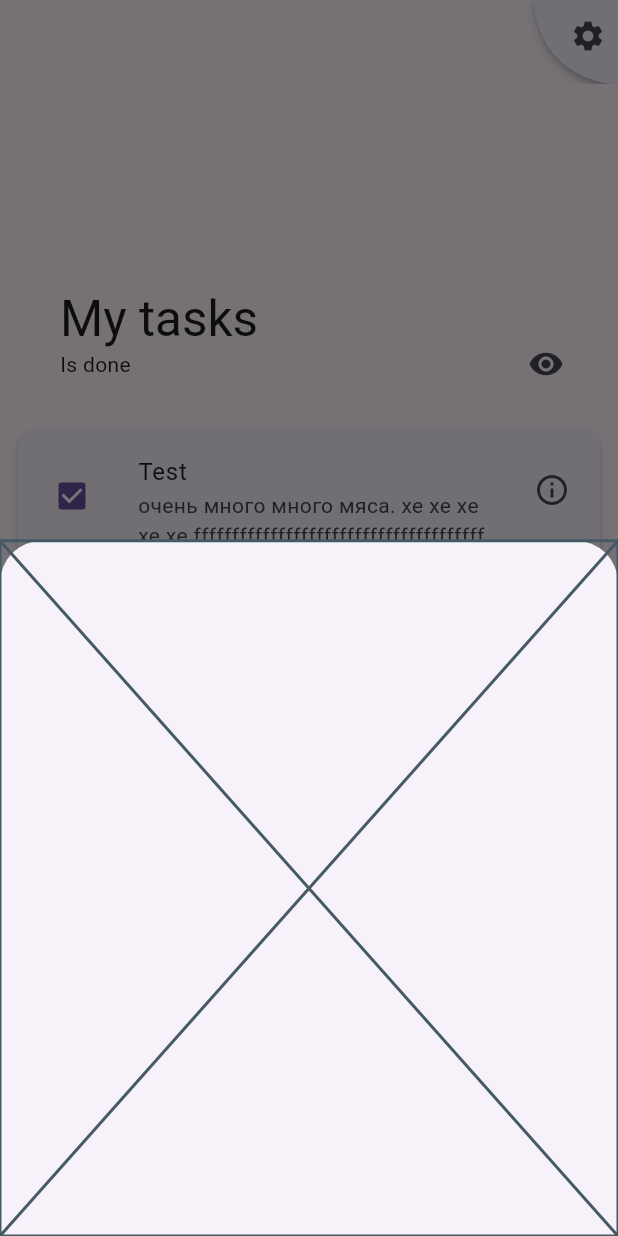
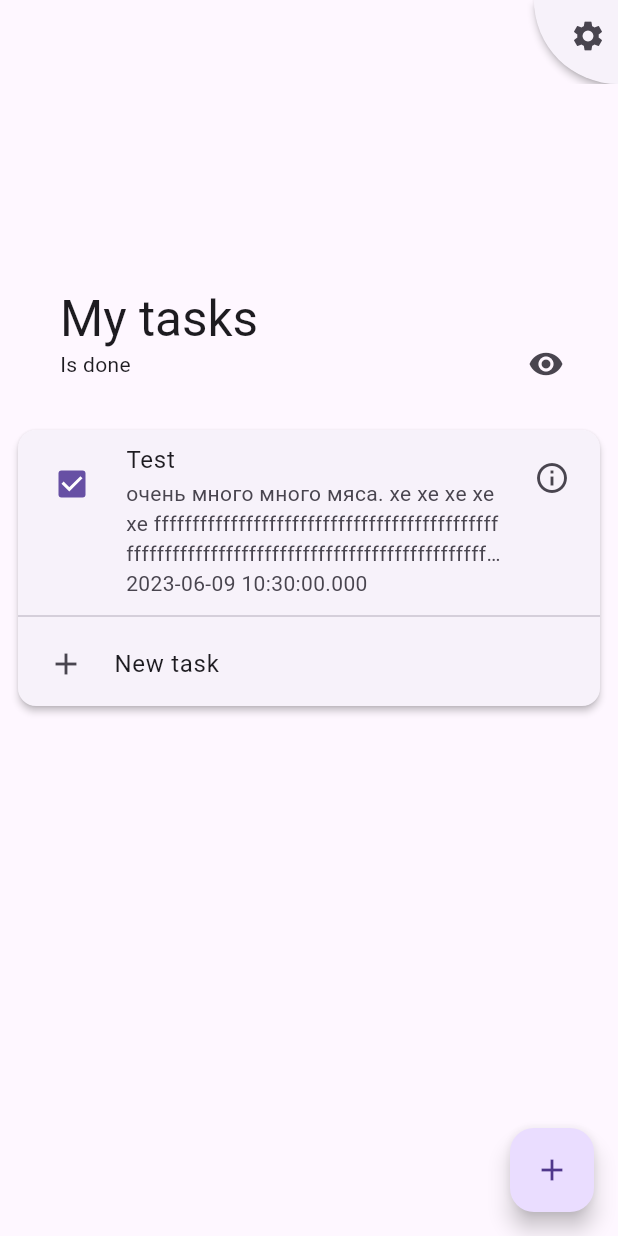
Before and after one commit to TheLastFlame/yss_todo, a Flutter app: the screen it shows after launch, after a tap on the "add" icon, on a phone screen of 412 x 824 dp. Run offline on Flutter 3.47's test engine with Material 2 defaults, Android fonts, the phone set to English and light mode, and no system bars; our stand-ins replace flutter_mobx, mobx; generated files the repository leaves out were written again.

Commit message:
tasks work

```diff
--- /dev/null
+++ b/lib/controllers/home.dart
@@ -0,0 +1,9 @@
+
+
+import 'package:mobx/mobx.dart';
+import 'package:yss_todo/models/task.dart';
+
+class HomeController {
+  var taskList = <TaskModel>[].asObservable();
+  var isComplitedVisible = false.obs();
+}
--- a/lib/models/task.dart
+++ b/lib/models/task.dart
@@ -4,8 +4,15 @@ class TaskModel {
   String? description;
   DateTime? until;
   Priority priority;
+  bool isCompleted;
 
-  TaskModel({required this.id, required this.name, this.description, this.until, required this.priority});
+  TaskModel(
+      {required this.id,
+      required this.name,
+      this.description,
+      this.until,
+      this.priority = Priority.regular,
+      this.isCompleted = false});
 }
 
-enum Priority {low, regular, high, critical}
+enum Priority { low, regular, high, critical }
--- a/lib/pages/home/home.dart
+++ b/lib/pages/home/home.dart
@@ -1,8 +1,12 @@
+import 'dart:async';
+
 import 'package:flutter/material.dart';
+import 'package:mobx/mobx.dart';
+import 'package:yss_todo/constants.dart';
+import 'package:yss_todo/controllers/home.dart';
 import 'package:yss_todo/models/task.dart';
 import 'package:yss_todo/pages/home/widgets/appbar.dart';
-import 'package:yss_todo/pages/home/widgets/task.dart';
-import '../../constants.dart';
+import 'package:yss_todo/pages/home/widgets/tasklist.dart';
 
 class Homepage extends StatelessWidget {
   const Homepage({super.key});
@@ -10,43 +14,43 @@ class Homepage extends StatelessWidget {
   @override
   Widget build(BuildContext context) {
     var scrollControl = ScrollController();
+    var controller = HomeController();
     return Scaffold(
       body: CustomScrollView(
         controller: scrollControl,
         slivers: [
           HomeAppBar(scrollControl: scrollControl),
-          SliverToBoxAdapter(
-            child: Padding(
-              padding: const EdgeInsets.all(appPadding),
-              child: Card(
-                elevation: 2,
-                child: Padding(
-                  padding: const EdgeInsets.symmetric(vertical: appPadding),
-                  child: Column(
-                    children: List.generate(
-                      10,
-                      (index) => Task(
-                        TaskModel(
-                            id: 1, name: 'Test', description: 'очень много много мяса. хе хе хе хе хе fffffffffffffffffffffffffffffffffffffffffffffffffffffffffffffffffffffffffffffffffffffffffffffffffffffffffddddddddddddddddddddddddddddddddddddddddddddddddddddddddddddddddd', until: DateTime.now(), priority: Priority.regular),
-                      ),
-                    ),
-                  ),
-                ),
-              ),
-            ),
-          ),
+          TaskList(controller: controller),
           //Свободное место под размер FAB, чтобы он не перекрывал нижние элементы
-          const SliverToBoxAdapter(child: SizedBox(height: 80),)
+          const SliverToBoxAdapter(
+            child: SizedBox(height: 102),
+          )
         ],
       ),
       floatingActionButton: FloatingActionButton(
-        onPressed: () {
-          showModalBottomSheet(
-            context: context,
-            builder: (context) {
-              return const Placeholder();
-            },
-          );
+        onPressed: () async {
+          // showModalBottomSheet(
+          //   context: context,
+          //   builder: (context) {
+          //     return const Placeholder();
+          //   },
+          // );
+
+          runInAction(() => controller.taskList.add(
+                TaskModel(
+                    id: 1,
+                    name: 'Test',
+                    description:
+                        'очень много много мяса. хе хе хе хе хе fffffffffffffffffffffffffffffffffffffffffffffffffffffffffffffffffffffffffffffffffffffffffffffffffffffffffddddddddddddddddddddddddddddddddddddddddddddddddddddddddddddddddd',
+                    until: DateTime.now(),
+                    priority: Priority.regular),
+              ));
+          Timer(const Duration(milliseconds: 250), () {
+            scrollControl.animateTo(
+                scrollControl.position.maxScrollExtent,
+                curve: Curves.bounceIn,
+                duration: animationsDuration);
+          });
         },
         child: const Icon(Icons.add),
       ),
--- a/lib/pages/home/widgets/appbar.dart
+++ b/lib/pages/home/widgets/appbar.dart
@@ -20,8 +20,10 @@ class HomeAppBar extends StatelessWidget {
 
     scrollControl.addListener(
       () => runInAction(() => appBarExpandProcent.value =
-          scrollControl.offset > screenThird - 56 ? 100 : scrollControl.offset / (screenThird - 56) * 100),
-          //144 это expandedHeight - 56 (высота свёрнутого аппбара)
+          scrollControl.offset > screenThird - 56
+              ? 100
+              : scrollControl.offset / (screenThird - 56) * 100),
+      //144 это expandedHeight - 56 (высота свёрнутого аппбара)
     );
 
     return Observer(builder: (_) {
@@ -38,11 +40,10 @@ class HomeAppBar extends StatelessWidget {
             bottom:
                 lerp(appPadding * 5, appPadding * 2, appBarExpandProcent.value),
           ),
-          title: Container(
-              color: appBarExpandProcent.value == 100
-                  ? Colors.transparent
-                  : Theme.of(context).colorScheme.background,
-              child: Text(t.homepage.mytasks)),
+          title: Text(
+            t.homepage.mytasks,
+            style: Theme.of(context).textTheme.titleLarge,
+          ),
           collapseMode: CollapseMode.pin,
           background: Align(
             alignment: Alignment.bottomCenter,
@@ -55,7 +56,11 @@ class HomeAppBar extends StatelessWidget {
               child: Row(
                 mainAxisAlignment: MainAxisAlignment.spaceBetween,
                 children: [
-                  Text(t.homepage.done),
+                  AnimatedOpacity(
+                    opacity: lerp(1, 0, appBarExpandProcent.value),
+                    duration: animationsDuration,
+                    child: Text(t.homepage.done),
+                  ),
                   Row(
                     children: [
                       isDoneVisibilitySwitcher(),
--- a/lib/pages/home/widgets/task.dart
+++ b/lib/pages/home/widgets/task.dart
@@ -4,6 +4,7 @@ import 'package:flutter/material.dart';
 import 'package:flutter_mobx/flutter_mobx.dart';
 import 'package:mobx/mobx.dart';
 import 'package:yss_todo/constants.dart';
+import 'package:yss_todo/controllers/home.dart';
 import 'package:yss_todo/helpers.dart';
 import 'package:yss_todo/models/task.dart';
 
@@ -36,7 +37,6 @@ class Task extends StatelessWidget {
           );
         },
         key: ValueKey<int>(task.id),
-        onDismissed: (DismissDirection direction) {},
         dismissThresholds: const {
           DismissDirection.endToStart: 0.3,
           DismissDirection.startToEnd: 0.3
@@ -45,7 +45,13 @@ class Task extends StatelessWidget {
           // return direction != DismissDirection.startToEnd;
           return false;
         },
+        onDismissed: (DismissDirection direction) {
+          runInAction(() => HomeController()
+              .taskList
+              .removeWhere((element) => element.id == task.id));
+        },
         child: ListTile(
+          visualDensity: const VisualDensity(horizontal: VisualDensity.minimumDensity),
           leading: Padding(
             padding: const EdgeInsets.all(appPadding / 2),
             child: Checkbox(
@@ -67,11 +73,8 @@ class Task extends StatelessWidget {
             crossAxisAlignment: CrossAxisAlignment.start,
             children: [
               if (task.description != null)
-                Text(
-                  task.description!,
-                  maxLines: 3,
-                  overflow: TextOverflow.ellipsis
-                ),
+                Text(task.description!,
+                    maxLines: 3, overflow: TextOverflow.ellipsis),
               if (task.until != null) Text(task.until.toString())
             ],
           ),
@@ -79,7 +82,6 @@ class Task extends StatelessWidget {
       ),
     );
   }
-
 }
 
 class DismisBackground extends StatelessWidget {
--- /dev/null
+++ b/lib/pages/home/widgets/tasklist.dart
@@ -0,0 +1,74 @@
+import 'package:flutter/material.dart';
+import 'package:flutter_mobx/flutter_mobx.dart';
+import 'package:yss_todo/pages/home/widgets/task.dart';
+
+import '../../../constants.dart';
+import '../../../controllers/home.dart';
+import '../../../i18n/strings.g.dart';
+
+class TaskList extends StatelessWidget {
+  const TaskList({
+    super.key,
+    required this.controller,
+  });
+
+  final HomeController controller;
+
+  @override
+  Widget build(BuildContext context) {
+    return SliverToBoxAdapter(
+      child: Padding(
+        padding: const EdgeInsets.all(appPadding),
+        child: Card(
+          elevation: 2,
+          child: Padding(
+            padding: controller.taskList.isNotEmpty
+                ? const EdgeInsets.symmetric(vertical: appPadding)
+                : EdgeInsets.zero,
+            child: Observer(builder: (_) {
+              return Column(
+                children: [
+                  AnimatedSize(
+                    alignment: Alignment.topCenter,
+                    duration: animationsDuration,
+                    child: ListView(
+                      padding: EdgeInsets.zero,
+                      shrinkWrap: true,
+                      physics: const NeverScrollableScrollPhysics(),
+                      children: controller.taskList
+                          .map(
+                            (element) => Task(element),
+                          )
+                          .toList(),
+                    ),
+                  ),
+                  if (controller.taskList.isNotEmpty)
+                    const Divider(
+                      height: appPadding,
+                    ),
+                  InkWell(
+                    borderRadius: BorderRadius.vertical(
+                        top: Radius.circular(
+                            controller.taskList.isEmpty ? 13 : 0),
+                        bottom: const Radius.circular(13)),
+                    onTap: () {},
+                    child: ListTile(
+                        visualDensity: const VisualDensity(
+                            horizontal: VisualDensity.minimumDensity),
+                        contentPadding:
+                            const EdgeInsets.symmetric(horizontal: appPadding),
+                        leading: const Padding(
+                          padding: EdgeInsets.all(appPadding*1.5),
+                          child: Icon(Icons.add),
+                        ),
+                        title: Text(t.homepage.newtask)),
+                  ),
+                ],
+              );
+            }),
+          ),
+        ),
+      ),
+    );
+  }
+}
--- a/lib/pages/task/task.dart
+++ b/lib/pages/task/task.dart
@@ -0,0 +1,10 @@
+import 'package:flutter/material.dart';
+
+class TaskPage extends StatelessWidget {
+  const TaskPage({super.key});
+
+  @override
+  Widget build(BuildContext context) {
+    return Container();
+  }
+}
```
